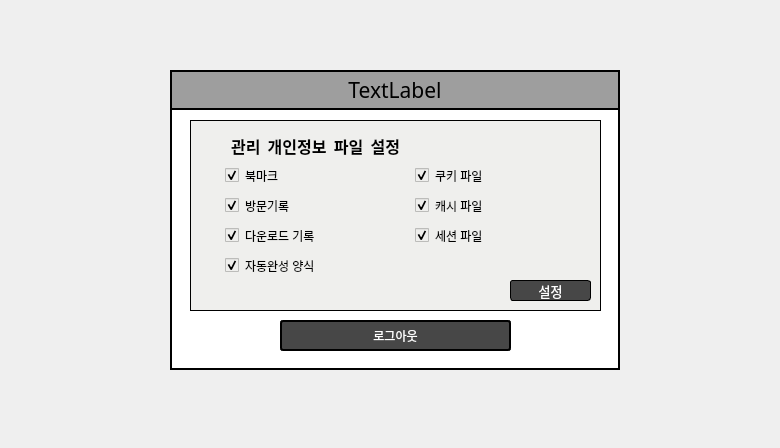
The window that UI/runGUI.ui (dign1120/graduationProject) describes before a commit, drawn with Qt 5.
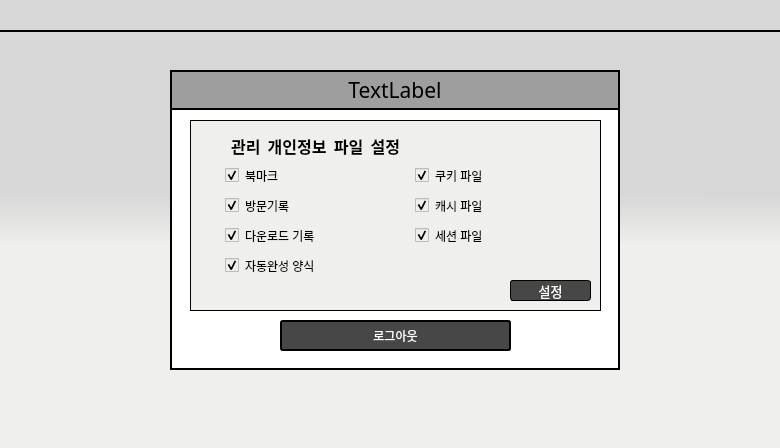
The same window after the commit.

The edit to the form file:
```diff
--- a/UI/runGUI.ui
+++ b/UI/runGUI.ui
@@ -13,6 +13,9 @@
   <property name="windowTitle">
    <string>PIM AGENT</string>
   </property>
+  <property name="styleSheet">
+   <string notr="true">background-color:qlineargradient(spread:pad, x1:0.5, y1:0.432, x2:0.499682, y2:0.551, stop:0 rgba(215, 215, 215, 255), stop:1 rgba(239, 239, 237, 255))</string>
+  </property>
   <widget class="QFrame" name="frame">
    <property name="geometry">
     <rect>
@@ -719,6 +722,67 @@
     <string/>
    </property>
   </widget>
+  <widget class="QLabel" name="titleLabel_2">
+   <property name="geometry">
+    <rect>
+     <x>0</x>
+     <y>0</y>
+     <width>780</width>
+     <height>32</height>
+    </rect>
+   </property>
+   <property name="font">
+    <font>
+     <family>함초롬돋움</family>
+     <pointsize>14</pointsize>
+    </font>
+   </property>
+   <property name="styleSheet">
+    <string notr="true">color: black;
+background-color: rgba(215, 215, 215, 255);
+text-align:center;
+ border-bottom: 2px solid black;</string>
+   </property>
+   <property name="text">
+    <string/>
+   </property>
+   <property name="alignment">
+    <set>Qt::AlignCenter</set>
+   </property>
+  </widget>
+  <widget class="QLabel" name="iconlabel">
+   <property name="geometry">
+    <rect>
+     <x>5</x>
+     <y>5</y>
+     <width>20</width>
+     <height>20</height>
+    </rect>
+   </property>
+   <property name="font">
+    <font>
+     <family>함초롬돋움</family>
+     <pointsize>14</pointsize>
+    </font>
+   </property>
+   <property name="styleSheet">
+    <string notr="true">color: black;
+background-color: rgba(215, 215, 215, 255);
+text-align:center;</string>
+   </property>
+   <property name="text">
+    <string/>
+   </property>
+   <property name="alignment">
+    <set>Qt::AlignCenter</set>
+   </property>
+  </widget>
+  <zorder>titleLabel_2</zorder>
+  <zorder>frame</zorder>
+  <zorder>closeBtn</zorder>
+  <zorder>minimizeBtn</zorder>
+  <zorder>runBackgroundBtn</zorder>
+  <zorder>iconlabel</zorder>
  </widget>
  <resources/>
  <connections/>
```
